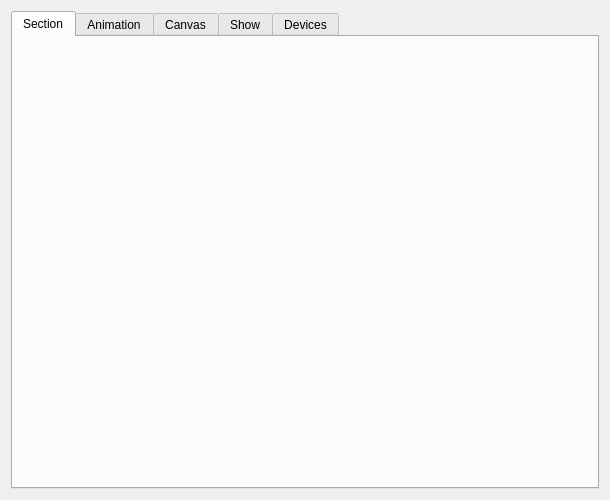
First picture: the form in src/widget/maestrocontrolwidget.ui, repository 8bitbuddhist/PixelMaestro-Studio, before the edit.
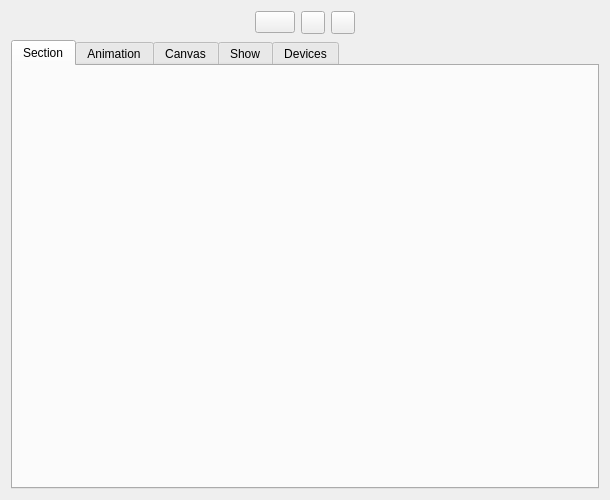
Second picture: the form after the edit. Icons and pictures are not drawn.

Diff of the .ui file:
```diff
--- a/src/widget/maestrocontrolwidget.ui
+++ b/src/widget/maestrocontrolwidget.ui
@@ -26,7 +26,7 @@
    <string>Maestro Control Widget</string>
   </property>
   <layout class="QGridLayout" name="gridLayout">
-   <item row="0" column="0">
+   <item row="1" column="0">
     <widget class="QTabWidget" name="tabWidget">
      <property name="sizePolicy">
       <sizepolicy hsizetype="Minimum" vsizetype="Minimum">
@@ -149,6 +149,106 @@
      </widget>
     </widget>
    </item>
+   <item row="0" column="0">
+    <layout class="QHBoxLayout" name="playbackControlLayout">
+     <property name="sizeConstraint">
+      <enum>QLayout::SetDefaultConstraint</enum>
+     </property>
+     <item>
+      <spacer name="horizontalSpacer">
+       <property name="orientation">
+        <enum>Qt::Horizontal</enum>
+       </property>
+       <property name="sizeHint" stdset="0">
+        <size>
+         <width>40</width>
+         <height>20</height>
+        </size>
+       </property>
+      </spacer>
+     </item>
+     <item>
+      <widget class="QPushButton" name="syncButton">
+       <property name="sizePolicy">
+        <sizepolicy hsizetype="Minimum" vsizetype="Fixed">
+         <horstretch>0</horstretch>
+         <verstretch>0</verstretch>
+        </sizepolicy>
+       </property>
+       <property name="toolTip">
+        <string>Syncs all timer-based components to the Maestro</string>
+       </property>
+       <property name="text">
+        <string/>
+       </property>
+       <property name="icon">
+        <iconset resource="../resources/images/images.qrc">
+         <normaloff>:/icon_refresh.png</normaloff>:/icon_refresh.png</iconset>
+       </property>
+      </widget>
+     </item>
+     <item>
+      <widget class="QToolButton" name="lockButton">
+       <property name="toolTip">
+        <string>Prevents actions from changing the Maestro</string>
+       </property>
+       <property name="text">
+        <string/>
+       </property>
+       <property name="icon">
+        <iconset resource="../resources/images/images.qrc">
+         <normaloff>:/icon_lock.png</normaloff>:/icon_lock.png</iconset>
+       </property>
+       <property name="checkable">
+        <bool>true</bool>
+       </property>
+      </widget>
+     </item>
+     <item>
+      <widget class="QToolButton" name="playPauseButton">
+       <property name="sizePolicy">
+        <sizepolicy hsizetype="Minimum" vsizetype="Fixed">
+         <horstretch>0</horstretch>
+         <verstretch>0</verstretch>
+        </sizepolicy>
+       </property>
+       <property name="toolTip">
+        <string>Stop playback</string>
+       </property>
+       <property name="text">
+        <string/>
+       </property>
+       <property name="icon">
+        <iconset resource="../resources/images/images.qrc">
+         <normaloff>:/icon_pause.png</normaloff>
+         <normalon>:/icon_play.png</normalon>:/icon_pause.png</iconset>
+       </property>
+       <property name="shortcut">
+        <string>Space</string>
+       </property>
+       <property name="checkable">
+        <bool>true</bool>
+       </property>
+       <property name="checked">
+        <bool>false</bool>
+       </property>
+      </widget>
+     </item>
+     <item>
+      <spacer name="horizontalSpacer_2">
+       <property name="orientation">
+        <enum>Qt::Horizontal</enum>
+       </property>
+       <property name="sizeHint" stdset="0">
+        <size>
+         <width>40</width>
+         <height>20</height>
+        </size>
+       </property>
+      </spacer>
+     </item>
+    </layout>
+   </item>
   </layout>
  </widget>
  <tabstops>
```
Left out of the diff: 4 changed lines with no effect on the pictures.
